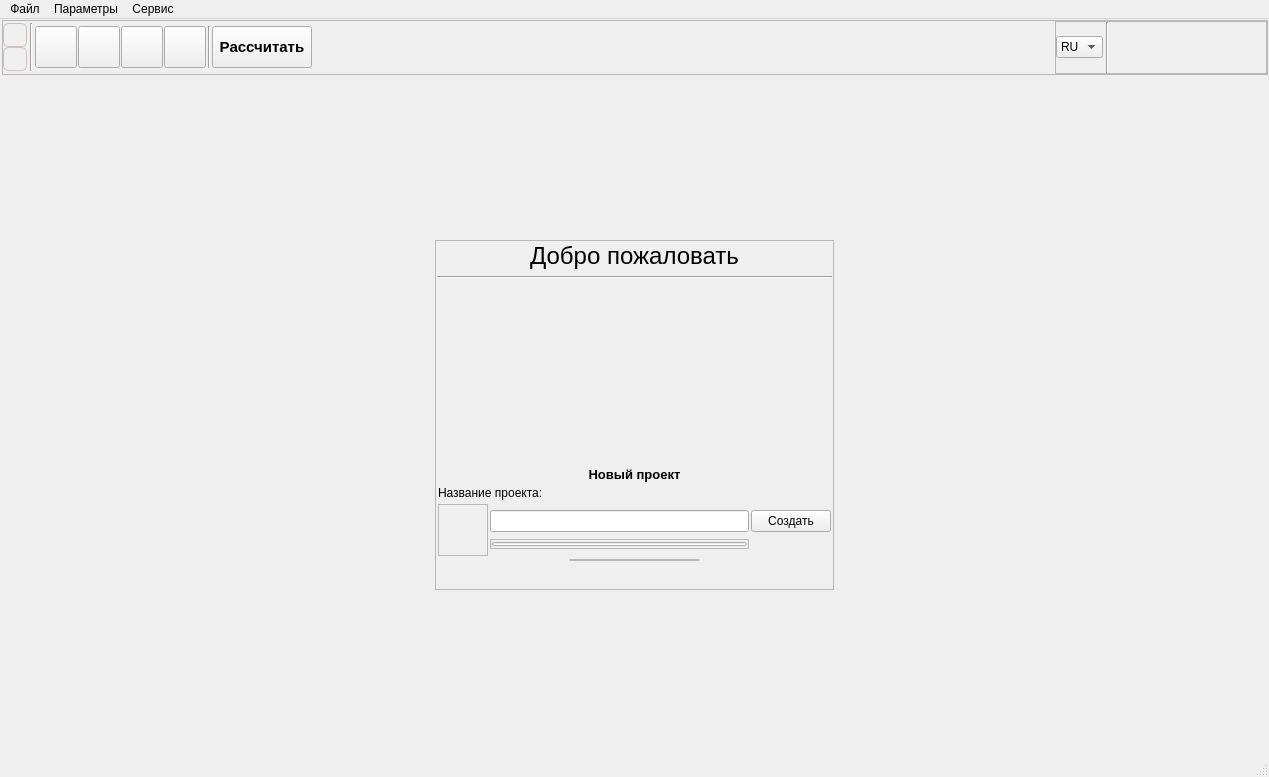
The window that NanotechPRO/nanotechpro.ui (Mik2203/NanotechPRO) describes before a commit, drawn with Qt 5.
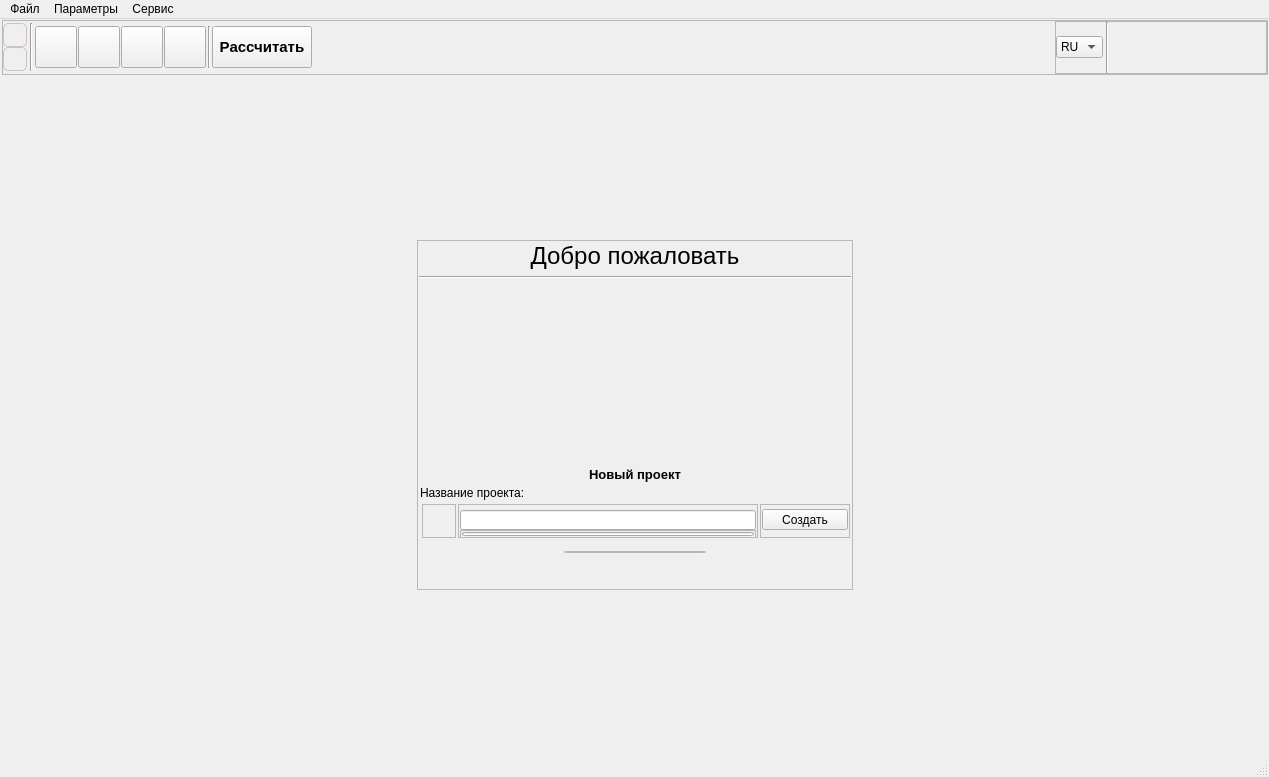
The same window after the commit. Icons and pictures are not drawn.

```diff
--- a/NanotechPRO/nanotechpro.ui
+++ b/NanotechPRO/nanotechpro.ui
@@ -708,7 +708,7 @@
          </spacer>
         </item>
         <item row="1" column="1" colspan="2">
-         <widget class="QFrame" name="frame">
+         <widget class="QFrame" name="fr_new_progect_0">
           <property name="sizePolicy">
            <sizepolicy hsizetype="Expanding" vsizetype="Expanding">
             <horstretch>0</horstretch>
@@ -890,23 +890,6 @@
               <property name="verticalSpacing">
                <number>1</number>
               </property>
-              <item row="0" column="0" colspan="2">
-               <widget class="QLabel" name="label_3">
-                <property name="font">
-                 <font>
-                  <pointsize>10</pointsize>
-                  <weight>75</weight>
-                  <bold>true</bold>
-                 </font>
-                </property>
-                <property name="text">
-                 <string>Новый проект</string>
-                </property>
-                <property name="alignment">
-                 <set>Qt::AlignCenter</set>
-                </property>
-               </widget>
-              </item>
               <item row="1" column="0" colspan="2">
                <layout class="QHBoxLayout" name="horizontalLayout_2">
                 <item>
@@ -931,18 +914,43 @@
                 </item>
                </layout>
               </item>
-              <item row="2" column="0">
+              <item row="0" column="0" colspan="2">
+               <widget class="QLabel" name="label_3">
+                <property name="font">
+                 <font>
+                  <pointsize>10</pointsize>
+                  <weight>75</weight>
+                  <bold>true</bold>
+                 </font>
+                </property>
+                <property name="text">
+                 <string>Новый проект</string>
+                </property>
+                <property name="alignment">
+                 <set>Qt::AlignCenter</set>
+                </property>
+               </widget>
+              </item>
+              <item row="2" column="1">
+               <layout class="QGridLayout" name="gridLayout_4">
+                <property name="horizontalSpacing">
+                 <number>2</number>
+                </property>
+                <property name="verticalSpacing">
+                 <number>1</number>
+                </property>
+                <item row="0" column="0">
                <widget class="QFrame" name="fr_logo_0">
                 <property name="minimumSize">
                  <size>
-                  <width>50</width>
-                  <height>50</height>
+                    <width>34</width>
+                    <height>34</height>
                  </size>
                 </property>
                 <property name="maximumSize">
                  <size>
-                  <width>50</width>
-                  <height>16777215</height>
+                    <width>34</width>
+                    <height>34</height>
                  </size>
                 </property>
                 <property name="frameShape">
@@ -987,8 +995,14 @@
                    </property>
                    <property name="minimumSize">
                     <size>
-                     <width>48</width>
-                     <height>48</height>
+                       <width>32</width>
+                       <height>32</height>
+                      </size>
+                     </property>
+                     <property name="maximumSize">
+                      <size>
+                       <width>32</width>
+                       <height>32</height>
                     </size>
                    </property>
                    <property name="font">
@@ -1010,8 +1024,8 @@
                      <rect>
                       <x>0</x>
                       <y>0</y>
-                      <width>48</width>
-                      <height>48</height>
+                        <width>32</width>
+                        <height>32</height>
                      </rect>
                     </property>
                     <property name="sizePolicy">
@@ -1052,40 +1066,39 @@
                 </layout>
                </widget>
               </item>
-              <item row="2" column="1">
-               <layout class="QGridLayout" name="gridLayout_4">
-                <property name="horizontalSpacing">
-                 <number>2</number>
-                </property>
-                <property name="verticalSpacing">
-                 <number>1</number>
-                </property>
                 <item row="0" column="1">
-                 <widget class="QPushButton" name="pushB_new_pro_0">
-                  <property name="text">
-                   <string>Создать</string>
+                 <widget class="QFrame" name="fr_new_0">
+                  <property name="minimumSize">
+                   <size>
+                    <width>300</width>
+                    <height>0</height>
+                   </size>
                   </property>
-                 </widget>
-                </item>
-                <item row="0" column="0">
-                 <widget class="QLineEdit" name="lineE_new_pro_0">
-                  <property name="styleSheet">
-                   <string notr="true"/>
+                  <property name="frameShape">
+                   <enum>QFrame::StyledPanel</enum>
                   </property>
-                 </widget>
-                </item>
-                <item row="1" column="0">
-                 <widget class="QFrame" name="frame_8">
+                  <property name="frameShadow">
+                   <enum>QFrame::Raised</enum>
+                  </property>
+                  <widget class="QFrame" name="fr_new_1">
+                   <property name="geometry">
+                    <rect>
+                     <x>2</x>
+                     <y>26</y>
+                     <width>296</width>
+                     <height>8</height>
+                    </rect>
+                   </property>
                   <property name="minimumSize">
                    <size>
-                    <width>0</width>
-                    <height>10</height>
+                     <width>296</width>
+                     <height>8</height>
                    </size>
                   </property>
                   <property name="maximumSize">
                    <size>
                     <width>16777215</width>
-                    <height>10</height>
+                     <height>8</height>
                    </size>
                   </property>
                   <property name="frameShape">
@@ -1094,7 +1107,7 @@
                   <property name="frameShadow">
                    <enum>QFrame::Raised</enum>
                   </property>
-                  <layout class="QGridLayout" name="gridLayout_28">
+                   <layout class="QGridLayout" name="gridLayout_28" rowstretch="0" columnstretch="0">
                    <property name="leftMargin">
                     <number>1</number>
                    </property>
@@ -1112,6 +1125,12 @@
                    </property>
                    <item row="0" column="0">
                     <widget class="QProgressBar" name="pBar_1">
+                      <property name="minimumSize">
+                       <size>
+                        <width>0</width>
+                        <height>0</height>
+                       </size>
+                      </property>
                      <property name="maximumSize">
                       <size>
                        <width>16777215</width>
@@ -1134,6 +1153,92 @@
                    </item>
                   </layout>
                  </widget>
+                  <widget class="QLineEdit" name="lineE_new_pro_0">
+                   <property name="geometry">
+                    <rect>
+                     <x>2</x>
+                     <y>6</y>
+                     <width>296</width>
+                     <height>20</height>
+                    </rect>
+                   </property>
+                   <property name="minimumSize">
+                    <size>
+                     <width>296</width>
+                     <height>20</height>
+                    </size>
+                   </property>
+                   <property name="maximumSize">
+                    <size>
+                     <width>16777215</width>
+                     <height>20</height>
+                    </size>
+                   </property>
+                  </widget>
+                 </widget>
+                </item>
+                <item row="0" column="2" colspan="2">
+                 <widget class="QFrame" name="frame">
+                  <property name="sizePolicy">
+                   <sizepolicy hsizetype="Expanding" vsizetype="Preferred">
+                    <horstretch>0</horstretch>
+                    <verstretch>0</verstretch>
+                   </sizepolicy>
+                  </property>
+                  <property name="minimumSize">
+                   <size>
+                    <width>90</width>
+                    <height>0</height>
+                   </size>
+                  </property>
+                  <property name="frameShape">
+                   <enum>QFrame::StyledPanel</enum>
+                  </property>
+                  <property name="frameShadow">
+                   <enum>QFrame::Raised</enum>
+                  </property>
+                  <widget class="QPushButton" name="pushB_new_pro_0">
+                   <property name="geometry">
+                    <rect>
+                     <x>2</x>
+                     <y>5</y>
+                     <width>86</width>
+                     <height>21</height>
+                    </rect>
+                   </property>
+                   <property name="minimumSize">
+                    <size>
+                     <width>0</width>
+                     <height>21</height>
+                    </size>
+                   </property>
+                   <property name="maximumSize">
+                    <size>
+                     <width>16777215</width>
+                     <height>21</height>
+                    </size>
+                   </property>
+                   <property name="text">
+                    <string>Создать</string>
+                   </property>
+                  </widget>
+                 </widget>
+                </item>
+                <item row="2" column="0" colspan="4">
+                 <spacer name="verticalSpacer_8">
+                  <property name="orientation">
+                   <enum>Qt::Vertical</enum>
+                  </property>
+                  <property name="sizeType">
+                   <enum>QSizePolicy::Fixed</enum>
+                  </property>
+                  <property name="sizeHint" stdset="0">
+                   <size>
+                    <width>20</width>
+                    <height>10</height>
+                   </size>
+                  </property>
+                 </spacer>
                 </item>
                </layout>
               </item>
@@ -2015,11 +2120,14 @@
                    <bold>false</bold>
                   </font>
                  </property>
+                 <property name="styleSheet">
+                  <string notr="true"/>
+                 </property>
                  <property name="text">
                   <string>Без измененией</string>
                  </property>
                  <property name="checkable">
-                  <bool>true</bool>
+                  <bool>false</bool>
                  </property>
                 </widget>
                 <widget class="QPushButton" name="pushB_softener_0">
@@ -2047,7 +2155,7 @@
                   <string>Умягчитель</string>
                  </property>
                  <property name="checkable">
-                  <bool>true</bool>
+                  <bool>false</bool>
                  </property>
                 </widget>
                 <widget class="QPushButton" name="pushB_correction_0">
@@ -2075,7 +2183,7 @@
                   <string>Коррекция pH</string>
                  </property>
                  <property name="checkable">
-                  <bool>true</bool>
+                  <bool>false</bool>
                  </property>
                 </widget>
                </widget>
```
Lines whose indentation alone changed are shown as unchanged.
